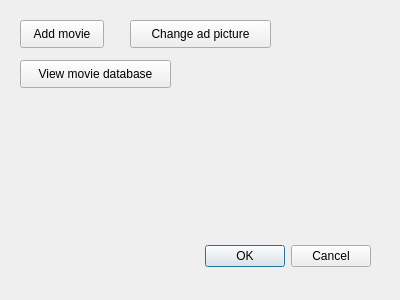
Qt form admin_workspace.ui (DanziLLL/visual_course) before a commit.
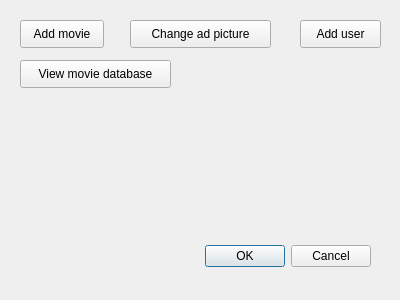
The same form after that commit.

```diff
--- a/admin_workspace.ui
+++ b/admin_workspace.ui
@@ -68,6 +68,19 @@
     <string>View movie database</string>
    </property>
   </widget>
+  <widget class="QPushButton" name="btn_addUser">
+   <property name="geometry">
+    <rect>
+     <x>300</x>
+     <y>20</y>
+     <width>81</width>
+     <height>28</height>
+    </rect>
+   </property>
+   <property name="text">
+    <string>Add user</string>
+   </property>
+  </widget>
  </widget>
  <resources/>
  <connections>
```
